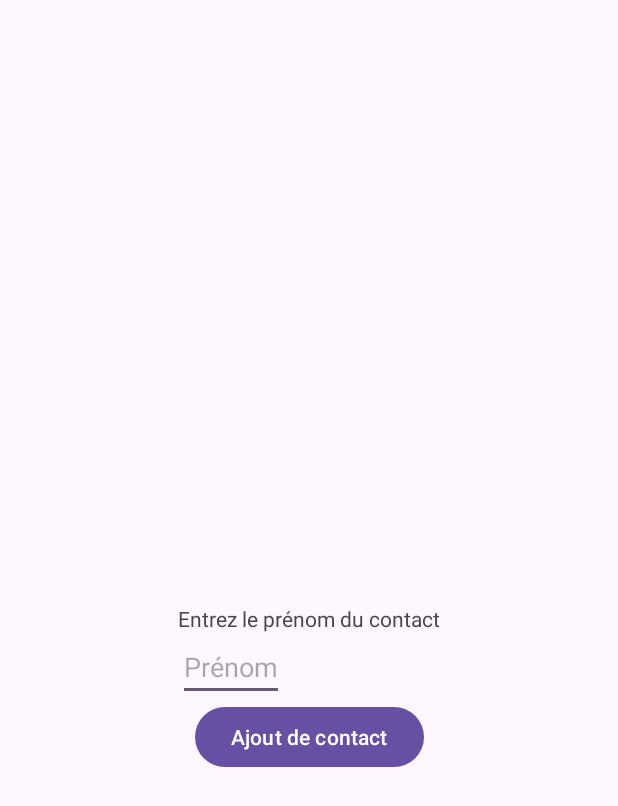
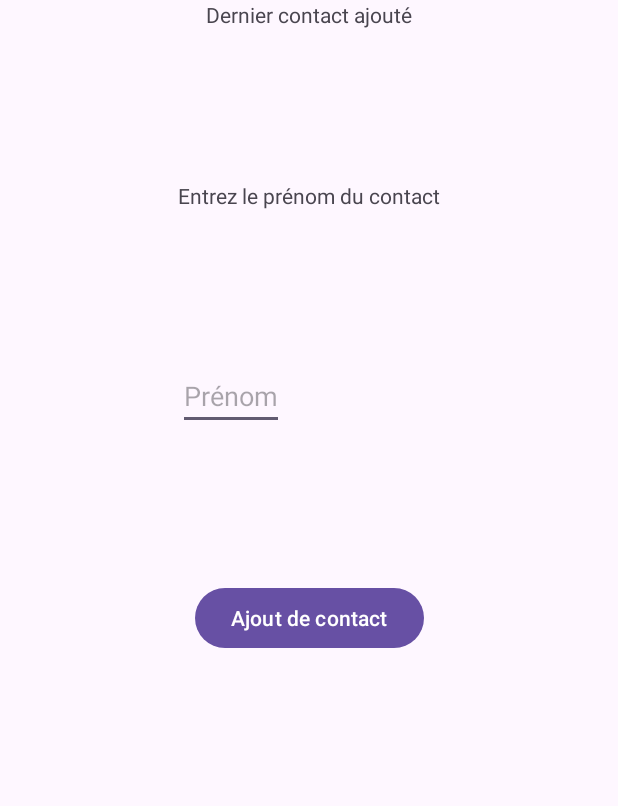
Before and after one commit to fasquelt/Kotlin_TP1, an Android app: the screen it shows after launch (MainActivity), on a phone screen of 412 x 824 dp. Shown: the top 806 px of the screen. Run offline under Robolectric (Android 15) with nearby library versions, the phone set to English and light mode, and no system bars.

Commit message:
Ajout du renvoi des données à l'accueil, à tester

```diff
--- a/app/src/main/java/com/example/tp1/AjoutContact.kt
+++ b/app/src/main/java/com/example/tp1/AjoutContact.kt
@@ -19,7 +19,7 @@ class StartGameDialogFragment : DialogFragment() {
         return activity?.let {
             // Use the Builder class for convenient dialog construction.
             val builder = AlertDialog.Builder(it)
-            builder.setMessage("Confirmer l'ajout")
+            builder.setMessage("Confirmer l'ajout ? Une fois cette fenêtre fermée, cliquez sur le bouton valider pour revenir à l'accueil")
                 .setPositiveButton("Oui") { dialog, which ->
                     AjoutContact.finished = true
                 }
--- a/app/src/main/java/com/example/tp1/MainActivity.kt
+++ b/app/src/main/java/com/example/tp1/MainActivity.kt
@@ -32,6 +32,9 @@ class MainActivity : AppCompatActivity() {
     private fun getValue(){
         val intentRecupContact = Intent(this, AjoutContact::class.java)
         recuperationLauncher.launch(intentRecupContact)
+        val fullName = intentRecupContact.getStringExtra("contact")
+        val newField = binding.lastadd.text.toString()+fullName
+        binding.lastadd.setText(newField)
     }
 
     private fun sendValue(){
--- a/app/src/main/res/layout/activity_main.xml
+++ b/app/src/main/res/layout/activity_main.xml
@@ -8,14 +8,26 @@
     tools:context=".MainActivity">
 
     <TextView
+        android:id="@+id/lastadd"
+        android:layout_width="wrap_content"
+        android:layout_height="wrap_content"
+        android:text="@string/DernierAjout"
+        app:layout_constraintTop_toTopOf="parent"
+        app:layout_constraintStart_toStartOf="parent"
+        app:layout_constraintEnd_toEndOf="parent"
+
+
+        />
+
+    <TextView
         android:id="@+id/message"
         android:layout_width="wrap_content"
         android:layout_height="wrap_content"
         android:text="@string/demande_prenom"
-        app:layout_constraintBottom_toBottomOf="parent"
+        app:layout_constraintTop_toBottomOf="@id/lastadd"
+        app:layout_constraintBottom_toTopOf="@id/input"
         app:layout_constraintEnd_toEndOf="parent"
-        app:layout_constraintStart_toStartOf="parent"
-        app:layout_constraintTop_toTopOf="parent" />
+        app:layout_constraintStart_toStartOf="parent" />
 
     <EditText
         android:id="@+id/input"
@@ -35,7 +47,8 @@
         android:layout_width="wrap_content"
         android:layout_height="wrap_content"
         android:text="@string/ajout_de_contact"
-        app:layout_constraintTop_toBottomOf="@+id/input"
+        app:layout_constraintTop_toTopOf="parent"
+        app:layout_constraintBottom_toBottomOf="parent"
         app:layout_constraintStart_toStartOf="@+id/input"
         app:layout_constraintEnd_toEndOf="@+id/message"
         />
--- a/app/src/main/res/values/strings.xml
+++ b/app/src/main/res/values/strings.xml
@@ -16,4 +16,5 @@
     <string name="demande_prenom">Entrez le prénom du contact</string>
     <string name="tel">Téléphone</string>
     <string name="code">intentCode</string>
+    <string name="DernierAjout">Dernier contact ajouté</string>
 </resources>
```
